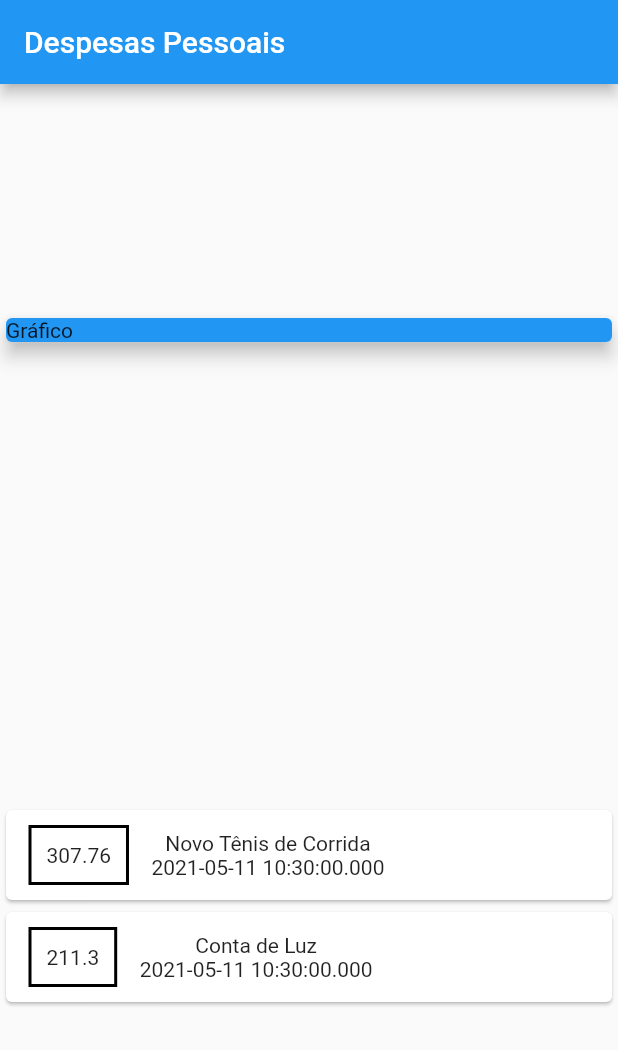
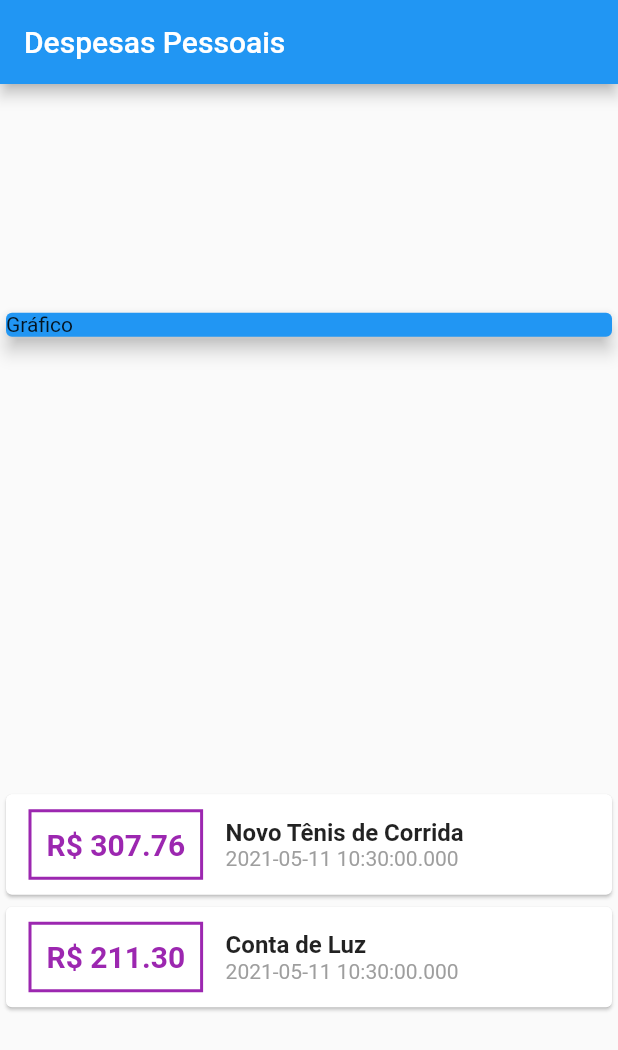
Before and after one commit to joaop-aguiar/projeto2_cod3r, a Flutter app: the screen it shows after launch, on a phone screen of 412 x 824 dp. Shown: the top 1050 px of the screen. Run offline on Flutter 3.47's test engine with Material 2 defaults, Android fonts, the phone set to English and light mode, and no system bars.

Commit message:
Update main.dart

```diff
--- a/lib/main.dart
+++ b/lib/main.dart
@@ -59,19 +59,36 @@ class MyHomePage extends StatelessWidget {
                       ),
                       decoration: BoxDecoration(
                         border: Border.all(
-                          color: Colors.black,
+                          color: Colors.purple,
                           width: 2,
                         )
                       ),
                       padding: EdgeInsets.all(10),
                       child: Text(
-                        tr.value.toString(),
+                        'R\$ ${tr.value.toStringAsFixed(2)}',
+                        style: TextStyle(
+                          fontWeight: FontWeight.bold,
+                          fontSize: 20,
+                          color: Colors.purple,
+                        ),
                       ),
                     ),
                     Column(
-                      children: [
-                        Text(tr.title),
-                        Text(tr.date.toString()),
+                      crossAxisAlignment: CrossAxisAlignment.start,
+                      children:[
+                        Text(
+                            tr.title,
+                            style: TextStyle(
+                              fontWeight: FontWeight.bold,
+                              fontSize: 16,
+                            ),
+                          ),
+                        Text(
+                          tr.date.toString(),
+                          style: TextStyle(
+                            color: Colors.grey,
+                          ),
+                          ),
                       ],
                     ),
                   ],
```
